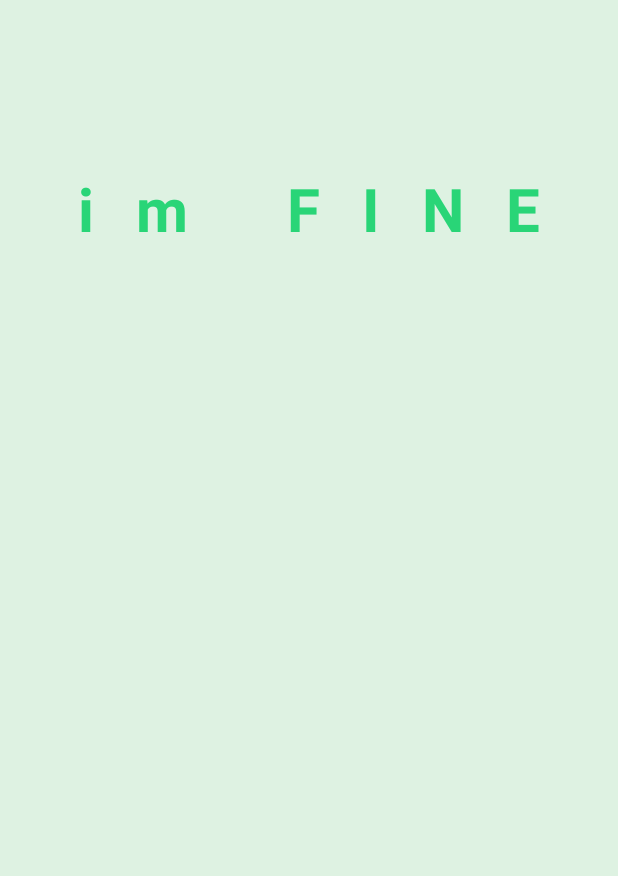
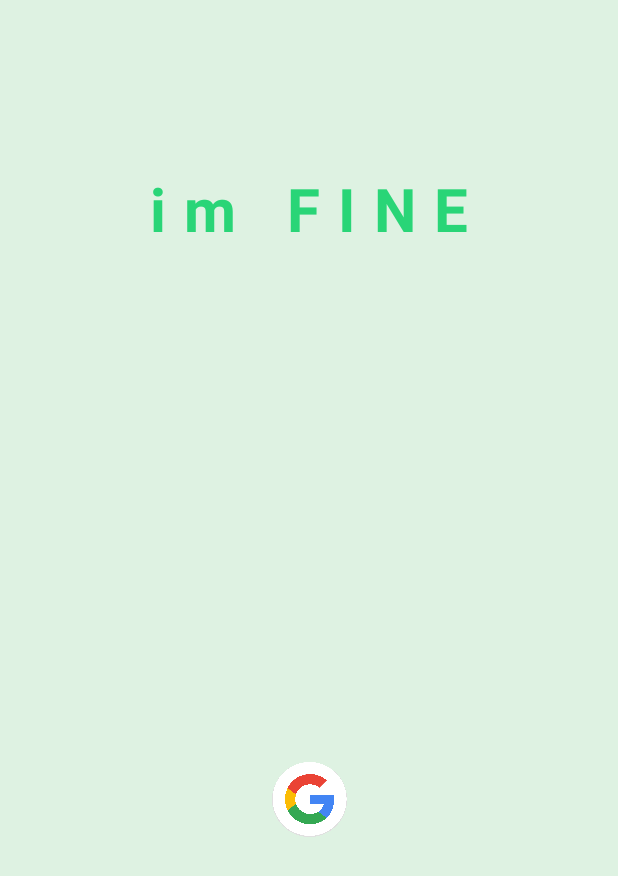
Before and after one commit to jellyfrogteam/imFINE2, an Android app: the layout login.xml on its own in the app's theme, with its tools: preview values and no code run, on a phone screen of 412 x 824 dp. Shown: the top 876 px of the screen. Run offline under Robolectric (Android 15) with nearby library versions, the phone set to English and light mode, and no system bars.

Commit message:
2021-11-03

```diff
--- /dev/null
+++ b/app/src/main/res/drawable/style_google_login.xml
@@ -0,0 +1,9 @@
+<?xml version="1.0" encoding="utf-8"?>
+<selector xmlns:android="http://schemas.android.com/apk/res/android">
+
+    <item android:state_enabled="false" android:drawable="@drawable/btn_google_login">
+    </item>
+
+    <item android:state_pressed="true" android:drawable="@drawable/btn_google_login_clicked">
+    </item>
+</selector>
--- a/app/src/main/res/layout/activity_main.xml
+++ b/app/src/main/res/layout/activity_main.xml
@@ -6,7 +6,8 @@
     android:layout_height="match_parent"
     tools:context=".MainActivity">
 
-    <TextView
+    <Button
+        android:id="@+id/test_btn"
         android:layout_width="wrap_content"
         android:layout_height="wrap_content"
         android:text="Hello World!"
--- a/app/src/main/res/layout/login.xml
+++ b/app/src/main/res/layout/login.xml
@@ -11,7 +11,7 @@
         android:layout_width="wrap_content"
         android:layout_height="wrap_content"
         android:layout_marginTop="112dp"
-        android:letterSpacing="0.7"
+        android:letterSpacing="0.3"
         android:text="im FINE"
         android:textColor="#29D577"
         android:textSize="40sp"
@@ -19,4 +19,14 @@
         app:layout_constraintEnd_toEndOf="parent"
         app:layout_constraintStart_toStartOf="parent"
         app:layout_constraintTop_toTopOf="parent" />
+
+    <ImageView
+        android:id="@+id/button_google_login"
+        android:layout_width="50dp"
+        android:layout_height="50dp"
+        android:layout_marginTop="508dp"
+        android:background="@drawable/style_google_login"
+        app:layout_constraintEnd_toEndOf="parent"
+        app:layout_constraintStart_toStartOf="parent"
+        app:layout_constraintTop_toTopOf="parent" />
 </androidx.constraintlayout.widget.ConstraintLayout>
--- a/build.gradle
+++ b/build.gradle
@@ -9,7 +9,7 @@ buildscript {
     dependencies {
         classpath "com.android.tools.build:gradle:4.2.1"
         classpath "org.jetbrains.kotlin:kotlin-gradle-plugin:$kotlin_version"
-
+        classpath 'com.google.gms:google-services:4.3.10'
         // NOTE: Do not place your application dependencies here; they belong
         // in the individual module build.gradle files
     }
```
Also changed, not shown: app/build.gradle (+8 -0 lines), app/src/main/AndroidManifest.xml (+9 -6 lines), app/src/main/java/com/example/imfine/MainActivity.kt (+32 -0 lines), app/src/main/java/com/example/imfine/VideoCall.kt (+10 -3 lines), app/src/main/java/com/example/imfine/login.kt (+79 -0 lines), app/src/main/res/drawable/btn_google_login.png (added), app/src/main/res/drawable/btn_google_login_clicked.png (added), 1 other file.
